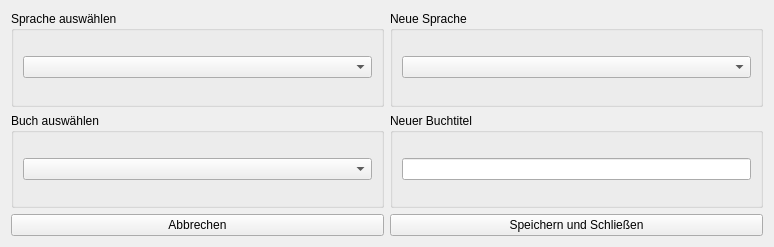
Before: the Qt Designer form UIs/WindowBuchAendern.ui in JPaehr/VokabelTrainer, drawn with Qt 5.
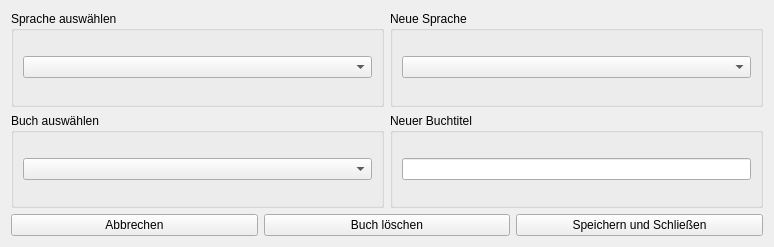
After: the same form once the commit is applied.

Commit message: deletion of books is now possible

Diff of the .ui file:
```diff
--- a/UIs/WindowBuchAendern.ui
+++ b/UIs/WindowBuchAendern.ui
@@ -73,7 +73,7 @@
       </layout>
      </item>
      <item>
-      <layout class="QHBoxLayout" name="horizontalLayout" stretch="1,1">
+      <layout class="QHBoxLayout" name="horizontalLayout" stretch="1,1,1">
        <item>
         <widget class="QPushButton" name="btnAbbrechen">
          <property name="text">
@@ -81,6 +81,13 @@
          </property>
         </widget>
        </item>
+       <item>
+        <widget class="QPushButton" name="btnBuchLoeschen">
+         <property name="text">
+          <string>Buch löschen</string>
+         </property>
+        </widget>
+       </item>
        <item>
         <widget class="QPushButton" name="btnSpeichernUndSchliessen">
          <property name="text">
```
The commit also changes 2 other files.
